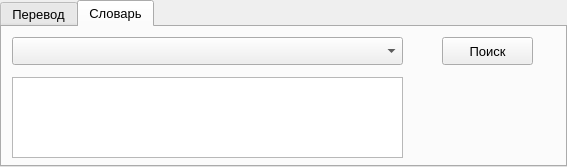
Before: the Qt Designer form ui/main.ui in sssuckmyblood/Translator, drawn with Qt 5.
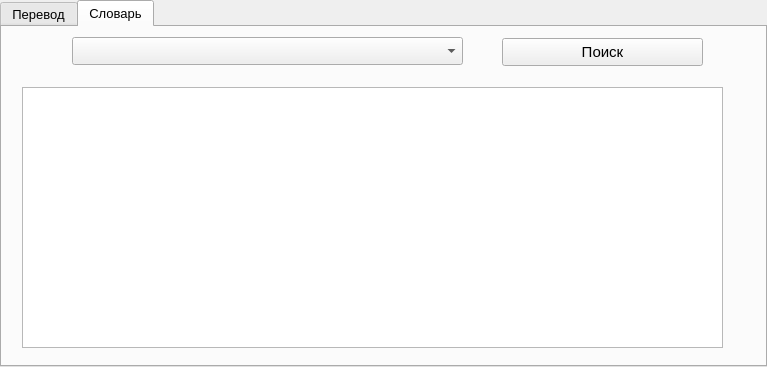
After: the same form once the commit is applied. The open tabs and pages were chosen to show the change.

What changed in the file:
```diff
--- a/ui/main.ui
+++ b/ui/main.ui
@@ -6,8 +6,8 @@
    <rect>
     <x>0</x>
     <y>0</y>
-    <width>567</width>
-    <height>167</height>
+    <width>767</width>
+    <height>367</height>
    </rect>
   </property>
   <property name="windowTitle">
@@ -19,8 +19,8 @@
      <rect>
       <x>0</x>
       <y>0</y>
-      <width>567</width>
-      <height>167</height>
+      <width>767</width>
+      <height>367</height>
      </rect>
     </property>
     <property name="font">
@@ -149,22 +149,32 @@
      <widget class="QComboBox" name="db_combo">
       <property name="geometry">
        <rect>
-        <x>10</x>
+        <x>70</x>
         <y>10</y>
         <width>391</width>
         <height>28</height>
        </rect>
       </property>
+      <property name="font">
+       <font>
+        <pointsize>11</pointsize>
+       </font>
+      </property>
      </widget>
      <widget class="QPushButton" name="search">
       <property name="geometry">
        <rect>
-        <x>440</x>
-        <y>10</y>
-        <width>91</width>
+        <x>500</x>
+        <y>11</y>
+        <width>201</width>
         <height>28</height>
        </rect>
       </property>
+      <property name="font">
+       <font>
+        <pointsize>11</pointsize>
+       </font>
+      </property>
       <property name="text">
        <string>Поиск</string>
       </property>
@@ -172,12 +182,17 @@
      <widget class="QTableWidget" name="tableWidget">
       <property name="geometry">
        <rect>
-        <x>10</x>
-        <y>50</y>
-        <width>391</width>
-        <height>81</height>
+        <x>20</x>
+        <y>60</y>
+        <width>701</width>
+        <height>261</height>
        </rect>
       </property>
+      <property name="font">
+       <font>
+        <pointsize>13</pointsize>
+       </font>
+      </property>
      </widget>
     </widget>
    </widget>
```
Left out of the diff: 2 changed lines with no effect on the pictures.
